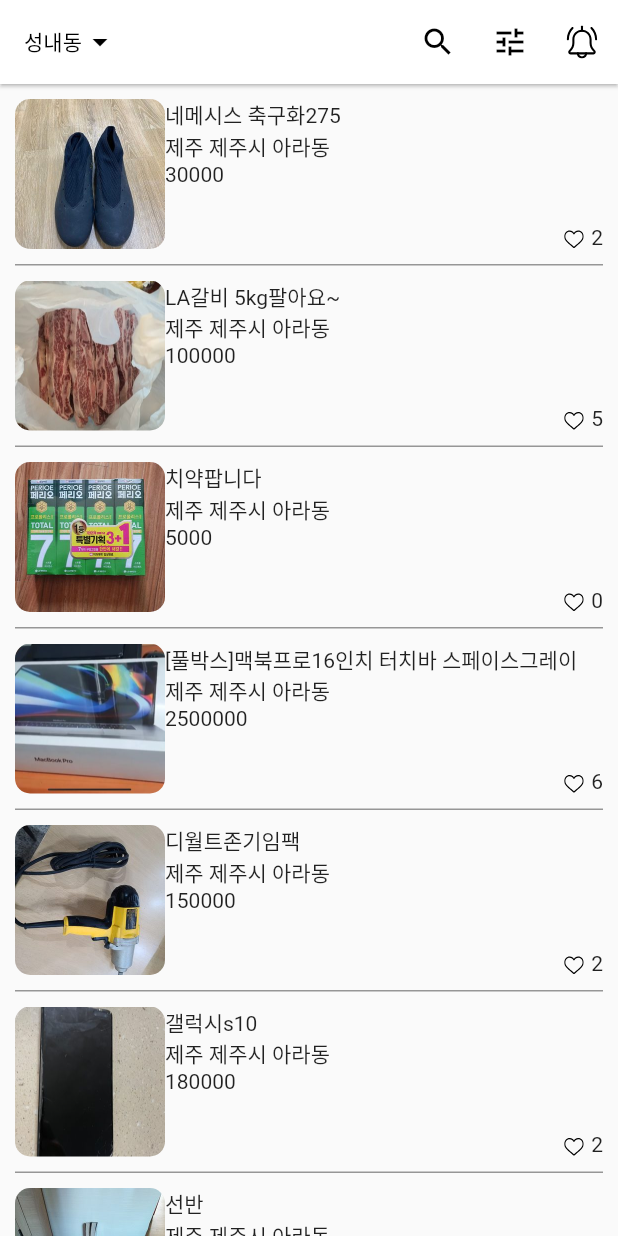
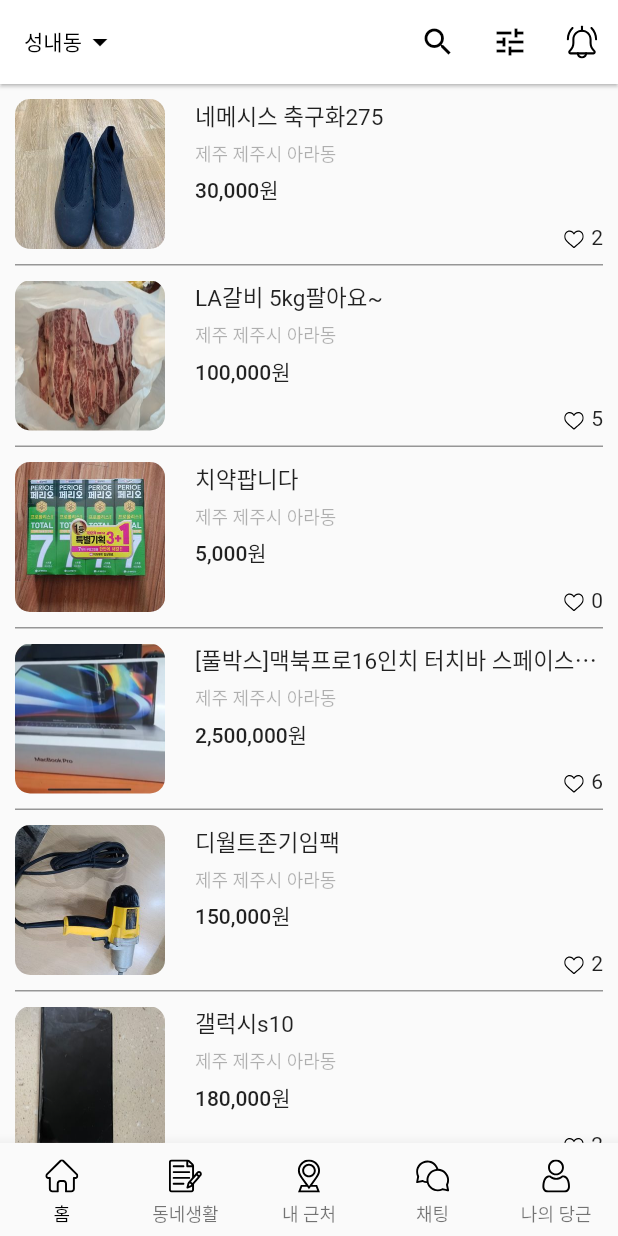
Before and after one commit to kimjunyeob95/flutter_clone_carrotMarket, a Flutter app: the screen it shows after launch, on a phone screen of 412 x 824 dp. Run offline on Flutter 3.47's test engine with Material 2 defaults, Android fonts, the phone set to English and light mode, and no system bars; our stand-ins replace flutter_svg.

Commit message:
바텀네이게이트 작업

```diff
--- a/lib/main.dart
+++ b/lib/main.dart
@@ -16,7 +16,7 @@ class MyApp extends StatelessWidget {
       theme: ThemeData(
           primaryColor: Colors.white,
           primarySwatch: Colors.blue,
-          appBarTheme: AppBarTheme(
+          appBarTheme: const AppBarTheme(
               backgroundColor: Colors.white,
               titleTextStyle: TextStyle(color: Colors.black),
               iconTheme: IconThemeData(color: Colors.black))),
--- a/lib/pages/home.dart
+++ b/lib/pages/home.dart
@@ -1,5 +1,6 @@
 import 'package:flutter/material.dart';
 import 'package:flutter_svg/flutter_svg.dart';
+import 'package:intl/intl.dart';
 
 class HomeWidget extends StatefulWidget {
   const HomeWidget({Key? key}) : super(key: key);
@@ -10,9 +11,11 @@ class HomeWidget extends StatefulWidget {
 
 class _HomeWidgetState extends State<HomeWidget> {
   List<Map<String, String>> datas = [];
+  late int _currentPageIndex;
   @override
   void initState() {
     super.initState();
+    _currentPageIndex = 0;
     datas = [
       {
         "image": "assets/images/ara-1.jpg",
@@ -87,6 +90,11 @@ class _HomeWidgetState extends State<HomeWidget> {
     ];
   }
 
+  final oCcy = NumberFormat("#,###", "ko_KR");
+  String calcStringToWon(String priceString) {
+    return "${oCcy.format(int.parse(priceString))}원";
+  }
+
   Widget _bodyWidget() {
     return ListView.separated(
         padding: const EdgeInsets.symmetric(horizontal: 10),
@@ -104,14 +112,33 @@ class _HomeWidgetState extends State<HomeWidget> {
                   ),
                 ),
                 Expanded(
-                  child: SizedBox(
+                  child: Container(
+                    padding: const EdgeInsets.only(left: 20),
                     height: 100,
                     child: Column(
                       crossAxisAlignment: CrossAxisAlignment.start,
                       children: [
-                        Text(datas[index]['title']!),
-                        Text(datas[index]['location']!),
-                        Text(datas[index]['price']!),
+                        Text(
+                          datas[index]['title']!,
+                          style: const TextStyle(
+                              fontSize: 15, overflow: TextOverflow.ellipsis),
+                        ),
+                        const SizedBox(
+                          height: 5,
+                        ),
+                        Text(
+                          datas[index]['location']!,
+                          style: TextStyle(
+                              fontSize: 12,
+                              color: Colors.black.withOpacity(0.3)),
+                        ),
+                        const SizedBox(
+                          height: 5,
+                        ),
+                        Text(
+                          calcStringToWon(datas[index]['price']!),
+                          style: const TextStyle(fontWeight: FontWeight.w500),
+                        ),
                         Expanded(
                           child: Row(
                             mainAxisAlignment: MainAxisAlignment.end,
@@ -168,11 +195,43 @@ class _HomeWidgetState extends State<HomeWidget> {
     );
   }
 
+  BottomNavigationBarItem _bottomNavigationBarItem(
+      String iconName, String label) {
+    return BottomNavigationBarItem(
+        icon: Padding(
+          padding: const EdgeInsets.symmetric(vertical: 5),
+          child: SvgPicture.asset("assets/svg/$iconName.svg", width: 22),
+        ),
+        label: label);
+  }
+
+  Widget _bottomWidget() {
+    return BottomNavigationBar(
+      type: BottomNavigationBarType.fixed,
+      onTap: (int index) {
+        setState(() {
+          _currentPageIndex = index;
+        });
+      },
+      selectedFontSize: 12,
+      selectedItemColor: Colors.black,
+      currentIndex: _currentPageIndex,
+      items: [
+        _bottomNavigationBarItem("home_off", "홈"),
+        _bottomNavigationBarItem("notes_off", "동네생활"),
+        _bottomNavigationBarItem("location_off", "내 근처"),
+        _bottomNavigationBarItem("chat_off", "채팅"),
+        _bottomNavigationBarItem("user_off", "나의 당근"),
+      ],
+    );
+  }
+
   @override
   Widget build(BuildContext context) {
     return Scaffold(
       appBar: _appbarWidget(),
       body: _bodyWidget(),
+      bottomNavigationBar: _bottomWidget(),
     );
   }
 }
--- a/pubspec.yaml
+++ b/pubspec.yaml
@@ -36,6 +36,7 @@ dependencies:
   # Use with the CupertinoIcons class for iOS style icons.
   cupertino_icons: ^1.0.2
   flutter_svg: ^1.0.3
+  intl: ^0.17.0
 
 dev_dependencies:
   flutter_test:
```
Also changed, not shown: pubspec.lock.
